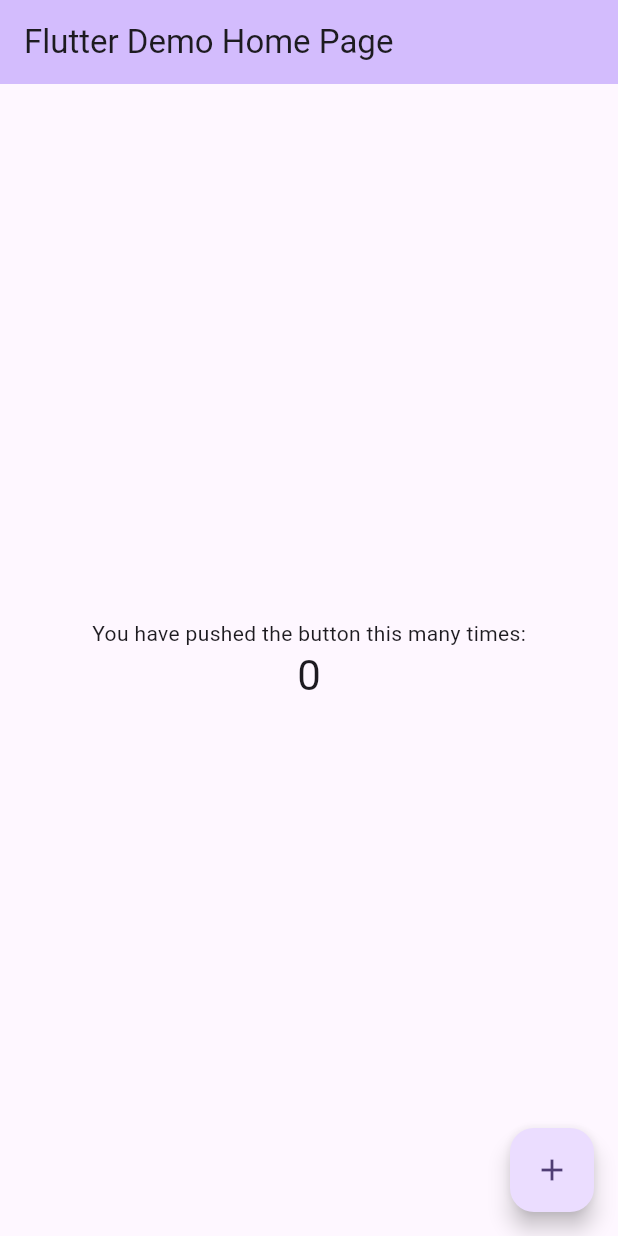
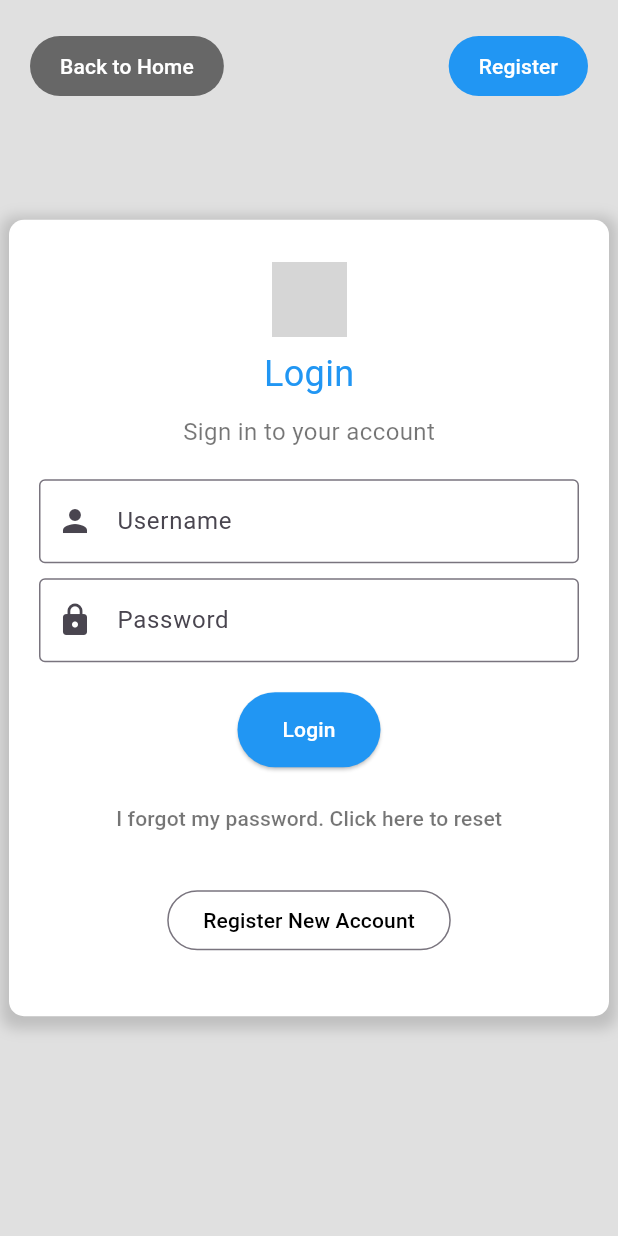
Before and after one commit to ivanaKenfack/Gestion-des-Taches, a Flutter app: the screen it shows after launch, on a phone screen of 412 x 824 dp. Run offline on Flutter 3.47's test engine with Material 3 defaults, Android fonts, the phone set to English and light mode, and no system bars; network calls fail; grey boxes are pictures that could not be loaded.

Commit message:
Implementation page de connexion

```diff
--- a/lib/main.dart
+++ b/lib/main.dart
@@ -1,125 +1,151 @@
 import 'package:flutter/material.dart';
 
-void main() {
-  runApp(const MyApp());
-}
+void main() => runApp(MyApp());
 
 class MyApp extends StatelessWidget {
-  const MyApp({super.key});
-
-  // This widget is the root of your application.
   @override
   Widget build(BuildContext context) {
     return MaterialApp(
-      title: 'Flutter Demo',
-      theme: ThemeData(
-        // This is the theme of your application.
-        //
-        // TRY THIS: Try running your application with "flutter run". You'll see
-        // the application has a purple toolbar. Then, without quitting the app,
-        // try changing the seedColor in the colorScheme below to Colors.green
-        // and then invoke "hot reload" (save your changes or press the "hot
-        // reload" button in a Flutter-supported IDE, or press "r" if you used
-        // the command line to start the app).
-        //
-        // Notice that the counter didn't reset back to zero; the application
-        // state is not lost during the reload. To reset the state, use hot
-        // restart instead.
-        //
-        // This works for code too, not just values: Most code changes can be
-        // tested with just a hot reload.
-        colorScheme: ColorScheme.fromSeed(seedColor: Colors.deepPurple),
-        useMaterial3: true,
-      ),
-      home: const MyHomePage(title: 'Flutter Demo Home Page'),
+      home: LoginPage(),
     );
   }
 }
 
-class MyHomePage extends StatefulWidget {
-  const MyHomePage({super.key, required this.title});
-
-  // This widget is the home page of your application. It is stateful, meaning
-  // that it has a State object (defined below) that contains fields that affect
-  // how it looks.
-
-  // This class is the configuration for the state. It holds the values (in this
-  // case the title) provided by the parent (in this case the App widget) and
-  // used by the build method of the State. Fields in a Widget subclass are
-  // always marked "final".
-
-  final String title;
-
-  @override
-  State<MyHomePage> createState() => _MyHomePageState();
-}
-
-class _MyHomePageState extends State<MyHomePage> {
-  int _counter = 0;
-
-  void _incrementCounter() {
-    setState(() {
-      // This call to setState tells the Flutter framework that something has
-      // changed in this State, which causes it to rerun the build method below
-      // so that the display can reflect the updated values. If we changed
-      // _counter without calling setState(), then the build method would not be
-      // called again, and so nothing would appear to happen.
-      _counter++;
-    });
-  }
-
+class LoginPage extends StatelessWidget {
   @override
   Widget build(BuildContext context) {
-    // This method is rerun every time setState is called, for instance as done
-    // by the _incrementCounter method above.
-    //
-    // The Flutter framework has been optimized to make rerunning build methods
-    // fast, so that you can just rebuild anything that needs updating rather
-    // than having to individually change instances of widgets.
     return Scaffold(
-      appBar: AppBar(
-        // TRY THIS: Try changing the color here to a specific color (to
-        // Colors.amber, perhaps?) and trigger a hot reload to see the AppBar
-        // change color while the other colors stay the same.
-        backgroundColor: Theme.of(context).colorScheme.inversePrimary,
-        // Here we take the value from the MyHomePage object that was created by
-        // the App.build method, and use it to set our appbar title.
-        title: Text(widget.title),
-      ),
+      backgroundColor: Colors.grey[300],
       body: Center(
-        // Center is a layout widget. It takes a single child and positions it
-        // in the middle of the parent.
-        child: Column(
-          // Column is also a layout widget. It takes a list of children and
-          // arranges them vertically. By default, it sizes itself to fit its
-          // children horizontally, and tries to be as tall as its parent.
-          //
-          // Column has various properties to control how it sizes itself and
-          // how it positions its children. Here we use mainAxisAlignment to
-          // center the children vertically; the main axis here is the vertical
-          // axis because Columns are vertical (the cross axis would be
-          // horizontal).
-          //
-          // TRY THIS: Invoke "debug painting" (choose the "Toggle Debug Paint"
-          // action in the IDE, or press "p" in the console), to see the
-          // wireframe for each widget.
-          mainAxisAlignment: MainAxisAlignment.center,
-          children: <Widget>[
-            const Text(
-              'You have pushed the button this many times:',
+        child: Stack(
+          children: [
+            Positioned(
+              top: 20,
+              left: 20,
+              right: 20,
+              child: Row(
+                mainAxisAlignment: MainAxisAlignment.spaceBetween,
+                children: [
+                  TextButton(
+                    onPressed: () {},
+                    style: TextButton.styleFrom(
+                      backgroundColor: Colors.black54,
+                      padding: EdgeInsets.symmetric(horizontal: 20, vertical: 10),
+                    ),
+                    child: Text(
+                      'Back to Home',
+                      style: TextStyle(color: Colors.white),
+                    ),
+                  ),
+                  TextButton(
+                    onPressed: () {},
+                    style: TextButton.styleFrom(
+                      backgroundColor: Colors.blue,
+                      padding: EdgeInsets.symmetric(horizontal: 20, vertical: 10),
+                    ),
+                    child: Text(
+                      'Register',
+                      style: TextStyle(color: Colors.white),
+                    ),
+                  ),
+                ],
+              ),
             ),
-            Text(
-              '$_counter',
-              style: Theme.of(context).textTheme.headlineMedium,
+            Center(
+              child: Container(
+                padding: EdgeInsets.all(20.0),
+                width: 400.0,
+                decoration: BoxDecoration(
+                  color: Colors.white,
+                  borderRadius: BorderRadius.circular(10.0),
+                  boxShadow: [
+                    BoxShadow(
+                      color: Colors.grey.withOpacity(0.5),
+                      spreadRadius: 5,
+                      blurRadius: 7,
+                      offset: Offset(0, 3),
+                    ),
+                  ],
+                ),
+                child: Column(
+                  mainAxisSize: MainAxisSize.min,
+                  children: <Widget>[
+                    Padding(
+                      padding: const EdgeInsets.all(8.0),
+                      child: Image.network(
+                        'https://img.icons8.com/ios-filled/50/000000/combo-chart--v2.png', // Example icon, replace with your icon
+                        height: 50,
+                        color: Colors.blue,
+                      ),
+                    ),
+                    Text(
+                      'Login',
+                      style: TextStyle(
+                        fontSize: 24,
+                        color: Colors.blue,
+                      ),
+                    ),
+                    SizedBox(height: 10),
+                    Text(
+                      'Sign in to your account',
+                      style: TextStyle(
+                        fontSize: 16,
+                        color: Colors.black54,
+                      ),
+                    ),
+                    SizedBox(height: 20),
+                    TextField(
+                      decoration: InputDecoration(
+                        prefixIcon: Icon(Icons.person),
+                        labelText: 'Username',
+                        border: OutlineInputBorder(),
+                      ),
+                    ),
+                    SizedBox(height: 10),
+                    TextField(
+                      obscureText: true,
+                      decoration: InputDecoration(
+                        prefixIcon: Icon(Icons.lock),
+                        labelText: 'Password',
+                        border: OutlineInputBorder(),
+                      ),
+                    ),
+                    SizedBox(height: 20),
+                    ElevatedButton(
+                      style: ElevatedButton.styleFrom(
+                        backgroundColor: Colors.blue,
+                        padding: EdgeInsets.symmetric(horizontal: 30, vertical: 15),
+                      ),
+                      onPressed: () {},
+                      child: Text(
+                        'Login',
+                        style: TextStyle(color: Colors.white),
+                      ),
+                    ),
+                    SizedBox(height: 10),
+                    TextButton(
+                      onPressed: () {},
+                      child: Text(
+                        'I forgot my password. Click here to reset',
+                        style: TextStyle(color: Colors.black54),
+                      ),
+                    ),
+                    SizedBox(height: 20),
+                    OutlinedButton(
+                      onPressed: () {},
+                      child: Text(
+                        'Register New Account',
+                        style: TextStyle(color: Colors.black),
+                      ),
+                    ),
+                    SizedBox(height: 20),
+                  ],
+                ),
+              ),
             ),
           ],
         ),
       ),
-      floatingActionButton: FloatingActionButton(
-        onPressed: _incrementCounter,
-        tooltip: 'Increment',
-        child: const Icon(Icons.add),
-      ), // This trailing comma makes auto-formatting nicer for build methods.
     );
   }
 }
```
Also changed, not shown: 1 other file.
